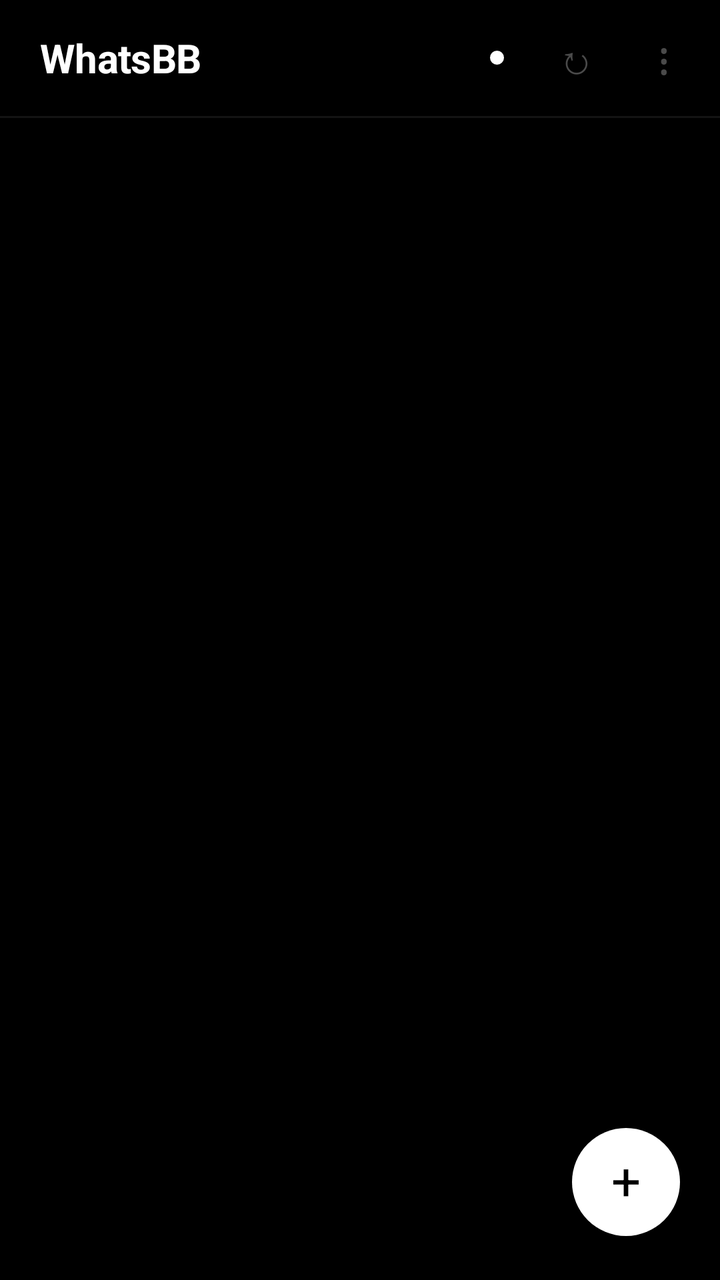
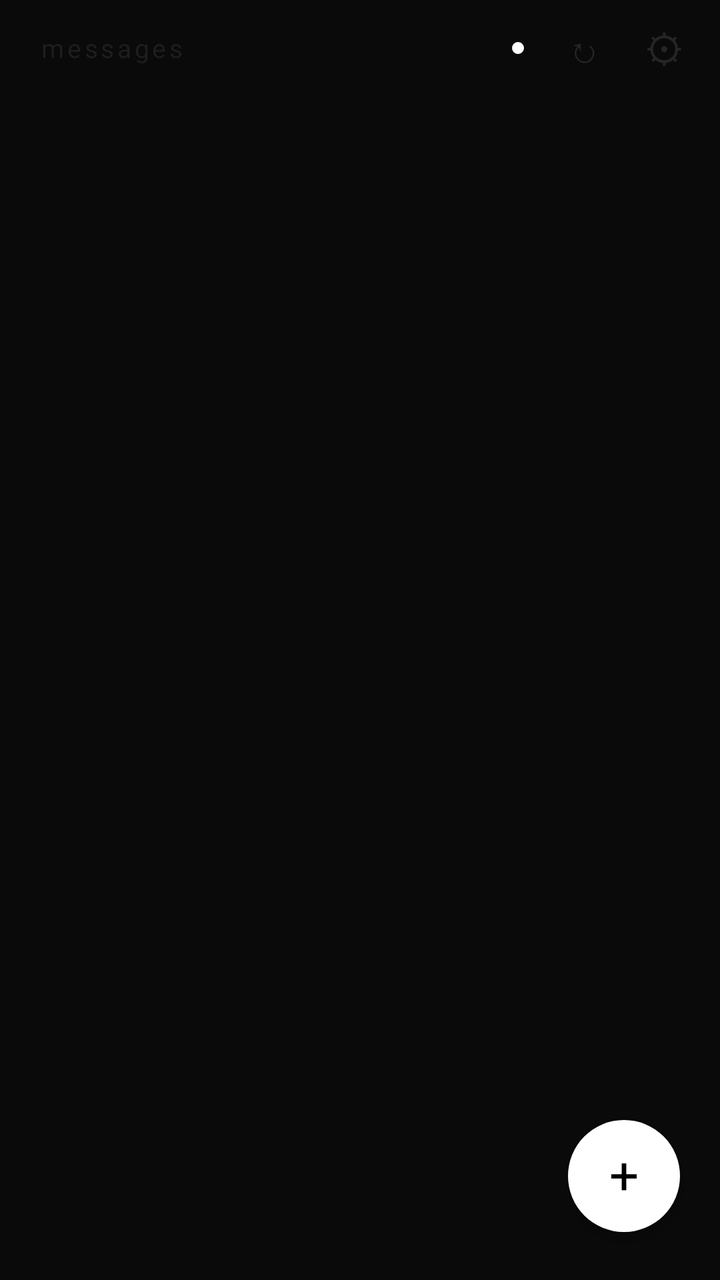

An Android layout rendered at two revisions. The XML below is the earlier revision; the diff shows what the commit changed to produce the second picture.
<!-- AndroidManifest.xml: application theme android:Theme.NoTitleBar -->
<!-- res/layout/activity_main.xml -->
<?xml version="1.0" encoding="utf-8"?>
<LinearLayout xmlns:android="http://schemas.android.com/apk/res/android"
    android:layout_width="match_parent"
    android:layout_height="match_parent"
    android:orientation="vertical"
    android:background="#000000">

    
    <LinearLayout
        android:id="@+id/layout_header"
        android:layout_width="match_parent"
        android:layout_height="58dp"
        android:orientation="horizontal"
        android:background="#000000"
        android:gravity="center_vertical"
        android:paddingLeft="20dp"
        android:paddingRight="6dp">

        <TextView
            android:layout_width="0dp"
            android:layout_weight="1"
            android:layout_height="wrap_content"
            android:text="WhatsBB"
            android:textColor="#FFFFFF"
            android:textSize="20sp"
            android:textStyle="bold"
            android:letterSpacing="-0.01" />

        
        <View
            android:id="@+id/view_status_dot"
            android:layout_width="7dp"
            android:layout_height="7dp"
            android:layout_marginRight="14dp"
            android:background="@drawable/badge_unread" />

        
        <TextView
            android:id="@+id/btn_refresh"
            android:layout_width="44dp"
            android:layout_height="44dp"
            android:gravity="center"
            android:textColor="#4A4A4A"
            android:textSize="20sp"
            android:text="&#8635;" />

        
        <TextView
            android:id="@+id/btn_settings"
            android:layout_width="44dp"
            android:layout_height="44dp"
            android:gravity="center"
            android:textColor="#4A4A4A"
            android:textSize="22sp"
            android:text="&#8942;" />
    </LinearLayout>

    
    <View
        android:layout_width="match_parent"
        android:layout_height="1dp"
        android:background="#141414" />

    
    <LinearLayout
        android:id="@+id/layout_status_banner"
        android:layout_width="match_parent"
        android:layout_height="wrap_content"
        android:orientation="horizontal"
        android:background="#0A0A0A"
        android:paddingLeft="20dp"
        android:paddingRight="16dp"
        android:paddingTop="10dp"
        android:paddingBottom="10dp"
        android:gravity="center_vertical"
        android:visibility="gone">

        <View
            android:id="@+id/banner_dot"
            android:layout_width="6dp"
            android:layout_height="6dp"
            android:layout_marginRight="10dp"
            android:background="@drawable/badge_unread" />

        <TextView
            android:id="@+id/tv_status_banner"
            android:layout_width="0dp"
            android:layout_weight="1"
            android:layout_height="wrap_content"
            android:textColor="#555555"
            android:textSize="12sp" />

        <TextView
            android:id="@+id/btn_banner_action"
            android:layout_width="wrap_content"
            android:layout_height="wrap_content"
            android:textColor="#AAAAAA"
            android:textSize="12sp"
            android:paddingLeft="12dp"
            android:text="Pair" />
    </LinearLayout>

    
    <FrameLayout
        android:layout_width="match_parent"
        android:layout_height="0dp"
        android:layout_weight="1">

        <ListView
            android:id="@+id/list_chats"
            android:layout_width="match_parent"
            android:layout_height="match_parent"
            android:divider="#0F0F0F"
            android:dividerHeight="1dp"
            android:scrollbars="none" />

        <TextView
            android:id="@+id/tv_empty"
            android:layout_width="match_parent"
            android:layout_height="match_parent"
            android:gravity="center"
            android:textColor="#333333"
            android:textSize="14sp"
            android:lineSpacingExtra="6dp"
            android:text="No conversations yet"
            android:visibility="gone" />

        <ProgressBar
            android:id="@+id/progress_loading"
            android:layout_width="wrap_content"
            android:layout_height="wrap_content"
            android:layout_gravity="center"
            android:visibility="gone" />

        
        <FrameLayout
            android:id="@+id/btn_new_chat"
            android:layout_width="54dp"
            android:layout_height="54dp"
            android:layout_gravity="bottom|right"
            android:layout_marginRight="20dp"
            android:layout_marginBottom="22dp"
            android:background="@drawable/btn_fab">

            <TextView
                android:layout_width="match_parent"
                android:layout_height="match_parent"
                android:gravity="center"
                android:textColor="#000000"
                android:textSize="26sp"
                android:paddingBottom="2dp"
                android:text="&#43;" />
        </FrameLayout>
    </FrameLayout>

</LinearLayout>
<!-- resources referenced by this layout -->
<resources>
  <!-- drawable badge_unread (drawable) -->
  <?xml version="1.0" encoding="utf-8"?>
  <shape xmlns:android="http://schemas.android.com/apk/res/android"
      android:shape="oval">
      <solid android:color="#FFFFFF" />
  </shape>
  <!-- drawable btn_fab (drawable) -->
  <?xml version="1.0" encoding="utf-8"?>
  <shape xmlns:android="http://schemas.android.com/apk/res/android"
      android:shape="oval">
      <solid android:color="#FFFFFF" />
  </shape>
</resources>

<!-- the commit's change to res/layout/activity_main.xml (unified diff, before → after) -->
@@ -1,75 +1,102 @@
 <?xml version="1.0" encoding="utf-8"?>
-<LinearLayout xmlns:android="http://schemas.android.com/apk/res/android"
+<FrameLayout xmlns:android="http://schemas.android.com/apk/res/android"
     android:layout_width="match_parent"
     android:layout_height="match_parent"
-    android:orientation="vertical"
-    android:background="#000000">
+    android:background="#0A0A0A">
+
+    
+    <ListView
+        android:id="@+id/list_chats"
+        android:layout_width="match_parent"
+        android:layout_height="match_parent"
+        android:divider="#111111"
+        android:dividerHeight="1dp"
+        android:scrollbars="none"
+        android:paddingTop="48dp"
+        android:clipToPadding="false" />
+
+    
+    <TextView
+        android:id="@+id/tv_empty"
+        android:layout_width="match_parent"
+        android:layout_height="match_parent"
+        android:gravity="center"
+        android:textColor="#222222"
+        android:textSize="15sp"
+        android:letterSpacing="0.05"
+        android:text="no messages"
+        android:visibility="gone" />
+
+    <ProgressBar
+        android:id="@+id/progress_loading"
+        android:layout_width="wrap_content"
+        android:layout_height="wrap_content"
+        android:layout_gravity="center"
+        android:visibility="gone" />
 
     
     <LinearLayout
-        android:id="@+id/layout_header"
         android:layout_width="match_parent"
-        android:layout_height="58dp"
+        android:layout_height="48dp"
         android:orientation="horizontal"
-        android:background="#000000"
         android:gravity="center_vertical"
         android:paddingLeft="20dp"
-        android:paddingRight="6dp">
+        android:paddingRight="8dp"
+        android:background="#0A0A0A">
 
+        
         <TextView
             android:layout_width="0dp"
             android:layout_weight="1"
             android:layout_height="wrap_content"
-            android:text="WhatsBB"
-            android:textColor="#FFFFFF"
-            android:textSize="20sp"
-            android:textStyle="bold"
-            android:letterSpacing="-0.01" />
+            android:text="messages"
+            android:textColor="#1E1E1E"
+            android:textSize="13sp"
+            android:letterSpacing="0.12"
+            android:textAllCaps="false" />
 
         
         <View
             android:id="@+id/view_status_dot"
-            android:layout_width="7dp"
-            android:layout_height="7dp"
-            android:layout_marginRight="14dp"
+            android:layout_width="6dp"
+            android:layout_height="6dp"
+            android:layout_marginRight="10dp"
             android:background="@drawable/badge_unread" />
 
         
         <TextView
             android:id="@+id/btn_refresh"
-            android:layout_width="44dp"
-            android:layout_height="44dp"
+            android:layout_width="40dp"
+            android:layout_height="40dp"
             android:gravity="center"
-            android:textColor="#4A4A4A"
-            android:textSize="20sp"
+            android:textColor="#252525"
+            android:textSize="18sp"
             android:text="&#8635;" />
 
         
         <TextView
             android:id="@+id/btn_settings"
-            android:layout_width="44dp"
-            android:layout_height="44dp"
+            android:layout_width="40dp"
+            android:layout_height="40dp"
             android:gravity="center"
-            android:textColor="#4A4A4A"
-            android:textSize="22sp"
-            android:text="&#8942;" />
+            android:textColor="#252525"
+            android:textSize="20sp"
+            android:text="&#9881;" />
     </LinearLayout>
-
-    
-    <View
-        android:layout_width="match_parent"
-        android:layout_height="1dp"
-        android:background="#141414" />
 
     
     <LinearLayout
         android:id="@+id/layout_status_banner"
         android:layout_width="match_parent"
         android:layout_height="wrap_content"
+        android:layout_gravity="bottom"
+        android:layout_marginBottom="80dp"
+        android:layout_marginLeft="16dp"
+        android:layout_marginRight="16dp"
         android:orientation="horizontal"
-        android:background="#0A0A0A"
-        android:paddingLeft="20dp"
-        android:paddingRight="16dp"
+        android:background="@drawable/banner_bg"
+        android:paddingLeft="14dp"
+        android:paddingRight="14dp"
         android:paddingTop="10dp"
         android:paddingBottom="10dp"
         android:gravity="center_vertical"
@@ -77,8 +104,8 @@
 
         <View
             android:id="@+id/banner_dot"
-            android:layout_width="6dp"
-            android:layout_height="6dp"
+            android:layout_width="5dp"
+            android:layout_height="5dp"
             android:layout_marginRight="10dp"
             android:background="@drawable/badge_unread" />
 
@@ -87,70 +114,38 @@
             android:layout_width="0dp"
             android:layout_weight="1"
             android:layout_height="wrap_content"
-            android:textColor="#555555"
+            android:textColor="#444444"
             android:textSize="12sp" />
 
         <TextView
             android:id="@+id/btn_banner_action"
             android:layout_width="wrap_content"
             android:layout_height="wrap_content"
-            android:textColor="#AAAAAA"
+            android:textColor="#888888"
             android:textSize="12sp"
-            android:paddingLeft="12dp"
-            android:text="Pair" />
+            android:paddingLeft="14dp"
+            android:text="Connect" />
     </LinearLayout>
 
     
     <FrameLayout
-        android:layout_width="match_parent"
-        android:layout_height="0dp"
-        android:layout_weight="1">
-
-        <ListView
-            android:id="@+id/list_chats"
-            android:layout_width="match_parent"
-            android:layout_height="match_parent"
-            android:divider="#0F0F0F"
-            android:dividerHeight="1dp"
-            android:scrollbars="none" />
+        android:id="@+id/btn_new_chat"
+        android:layout_width="56dp"
+        android:layout_height="56dp"
+        android:layout_gravity="bottom|right"
+        android:layout_marginRight="20dp"
+        android:layout_marginBottom="24dp"
+        android:background="@drawable/btn_fab"
+        android:elevation="4dp">
 
         <TextView
-            android:id="@+id/tv_empty"
             android:layout_width="match_parent"
             android:layout_height="match_parent"
             android:gravity="center"
-            android:textColor="#333333"
-            android:textSize="14sp"
-            android:lineSpacingExtra="6dp"
-            android:text="No conversations yet"
-            android:visibility="gone" />
-
-        <ProgressBar
-            android:id="@+id/progress_loading"
-            android:layout_width="wrap_content"
-            android:layout_height="wrap_content"
-            android:layout_gravity="center"
-            android:visibility="gone" />
-
-        
-        <FrameLayout
-            android:id="@+id/btn_new_chat"
-            android:layout_width="54dp"
-            android:layout_height="54dp"
-            android:layout_gravity="bottom|right"
-            android:layout_marginRight="20dp"
-            android:layout_marginBottom="22dp"
-            android:background="@drawable/btn_fab">
-
-            <TextView
-                android:layout_width="match_parent"
-                android:layout_height="match_parent"
-                android:gravity="center"
-                android:textColor="#000000"
-                android:textSize="26sp"
-                android:paddingBottom="2dp"
-                android:text="&#43;" />
-        </FrameLayout>
+            android:textColor="#000000"
+            android:textSize="26sp"
+            android:paddingBottom="2dp"
+            android:text="&#43;" />
     </FrameLayout>
 
-</LinearLayout>
+</FrameLayout>
<!-- resource entries referenced after the edit -->
@@ -5,6 +5,13 @@
   <shape xmlns:android="http://schemas.android.com/apk/res/android"
       android:shape="oval">
       <solid android:color="#FFFFFF" />
+  </shape>
+  <!-- drawable banner_bg (drawable) -->
+  <?xml version="1.0" encoding="utf-8"?>
+  <shape xmlns:android="http://schemas.android.com/apk/res/android"
+      android:shape="rectangle">
+      <solid android:color="#111111" />
+      <corners android:radius="10dp" />
   </shape>
   <!-- drawable btn_fab (drawable) -->
   <?xml version="1.0" encoding="utf-8"?>
